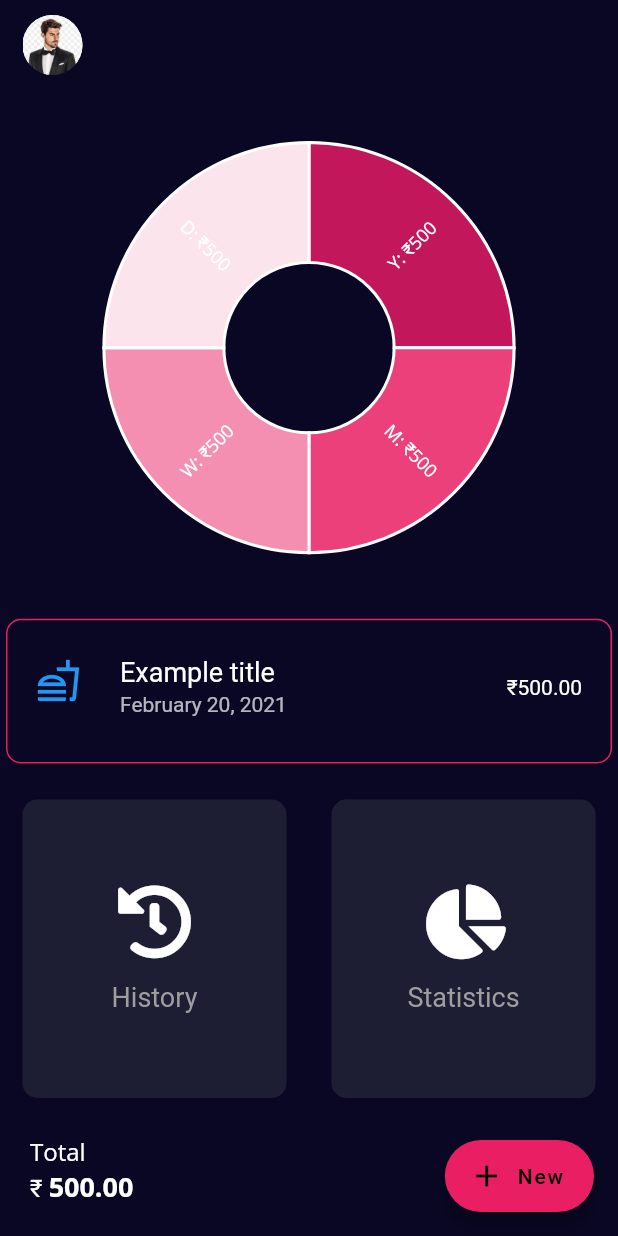
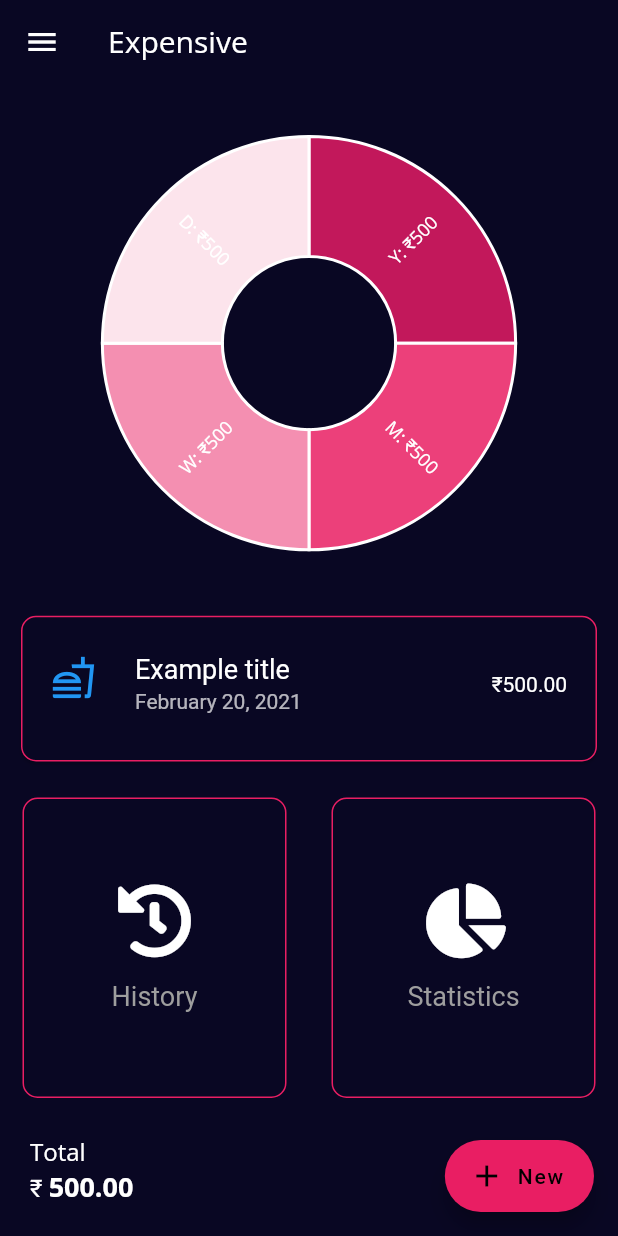
Before and after one commit to be-krishna/expensive, a Flutter app: the screen it shows after launch, on a phone screen of 412 x 824 dp. Run offline on Flutter 3.47's test engine with Material 2 defaults, Android fonts, the phone set to English and light mode, and no system bars; our stand-ins replace charts_flutter, font_awesome_flutter, shared_preferences, sqflite; accounts and stored records are empty.

Commit message:
modified ui modifications

```diff
--- a/lib/screens/dashboard.dart
+++ b/lib/screens/dashboard.dart
@@ -1,5 +1,3 @@
-import 'dart:async';
-
 import 'package:flutter/material.dart';
 import 'package:font_awesome_flutter/font_awesome_flutter.dart';
 import 'package:intl/intl.dart';
@@ -13,7 +11,7 @@ import 'add_expense.dart';
 import 'expense_history.dart';
 import 'recent_expenses.dart';
 
-const activeCardColor = Color(0xff1d1e33);
+const activeCardColor = Color(0xff090723);
 
 class InputPage extends StatefulWidget {
   @override
@@ -21,57 +19,37 @@ class InputPage extends StatefulWidget {
 }
 
 class _InputPageState extends State<InputPage> {
-  Widget _latestExpnse = CircularProgressIndicator();
-  Timer _timer;
-  void load() {
-    _timer = new Timer(const Duration(milliseconds: 400), () {
-      setState(() {
-        _latestExpnse = LatestExpense();
-      });
-    });
-  }
-
-  @override
-  void initState() {
-    load();
-    setState(() {});
-    super.initState();
-  }
-
-  @override
-  void dispose() {
-    _timer.cancel();
-    super.dispose();
-  }
-
   @override
   Widget build(BuildContext context) {
     return Scaffold(
+      appBar: AppBar(
+        title: Text(
+          "Expensive",
+          style: TextStyle(fontFamily: "OpenSans"),
+        ),
+        backgroundColor: Colors.transparent,
+        elevation: 0,
+        leading: IconButton(
+          icon: Icon(Icons.menu),
+          onPressed: () {},
+        ),
+      ),
       body: SafeArea(
         child: Column(
           crossAxisAlignment: CrossAxisAlignment.start,
           mainAxisAlignment: MainAxisAlignment.spaceAround,
           children: [
-            Padding(
-              padding: const EdgeInsets.symmetric(horizontal: 15, vertical: 10),
-              child: CircleAvatar(
-                radius: 20,
-                backgroundImage: AssetImage('assets/images/profile.png'),
-                foregroundImage: AssetImage('assets/images/profile.png'),
-              ),
-            ),
             Expanded(
               flex: 3,
               child: ReusableCard(
                 color: Colors.transparent,
+                border: false,
                 cardChild: Hero(tag: "chart", child: DashboardChart()),
               ),
             ),
-            // Expanded(child: ReusableCard(color: activeCardColor)),
             Expanded(
-              child: _latestExpnse,
+              child: LatestExpense(),
             ),
-            // TransactionItem(),
             Expanded(
               flex: 2,
               child: Row(
--- a/lib/widgets/category_select.dart
+++ b/lib/widgets/category_select.dart
@@ -52,7 +52,7 @@ class _ChooseCategoryState extends State<ChooseCategory> {
       value: selectedCategory,
       items: getDropdownItems(),
       onChanged: widget.onChangeFunction,
-      dropdownColor: Color(0xff0a0e21),
+      dropdownColor: Color(0xff090723),
       validator: widget.formValidator,
       decoration: InputDecoration(
         labelText: "Category",
--- a/lib/widgets/dashboard_chart.dart
+++ b/lib/widgets/dashboard_chart.dart
@@ -67,6 +67,7 @@ class DashboardChart extends StatelessWidget {
     ];
   }
 }
+
 class GaugeSegment {
   final String segment;
   final int size;
--- a/lib/widgets/latest_expense.dart
+++ b/lib/widgets/latest_expense.dart
@@ -11,7 +11,9 @@ class LatestExpense extends StatelessWidget {
     return Consumer<ExpenseData>(
       builder: (context, value, child) {
         try {
-          return ListItem(
+          return Padding(
+            padding: const EdgeInsets.symmetric(horizontal: 10),
+            child: ListItem(
               amount: value.latestExpense.amount ?? 0,
               category: value.latestExpense.category ?? ExpenseCategory.OTHERS,
               date: value.latestExpense.date ?? DateTime.now(),
@@ -19,6 +21,7 @@ class LatestExpense extends StatelessWidget {
               time: value.latestExpense.time ??
                   TimeOfDay.fromDateTime(DateTime.now()),
               onTapCallback: () {},
+            ),
           );
         } catch (e) {
           return Center(
--- a/lib/widgets/reusable_card.dart
+++ b/lib/widgets/reusable_card.dart
@@ -1,10 +1,12 @@
 import 'package:flutter/material.dart';
 
 class ReusableCard extends StatelessWidget {
-  ReusableCard({@required this.color, this.cardChild, this.onTapFunction});
+  ReusableCard(
+      {@required this.color, this.cardChild, this.onTapFunction, this.border});
   final Color color;
   final Widget cardChild;
   final Function onTapFunction;
+  final bool border;
   @override
   Widget build(BuildContext context) {
     return GestureDetector(
@@ -14,6 +16,7 @@ class ReusableCard extends StatelessWidget {
         decoration: BoxDecoration(
           color: color,
           borderRadius: BorderRadius.circular(10),
+          border: border == false ? null : Border.all(color: Colors.pink),
         ),
         child: cardChild,
       ),
--- a/lib/widgets/stats_chart.dart
+++ b/lib/widgets/stats_chart.dart
@@ -39,6 +39,7 @@ class StatsChart extends StatefulWidget {
         outsideLabelStyleAccessorFn: (Category row, _) => charts.TextStyleSpec(
           color: charts.Color.white,
           fontSize: 14,
+          fontFamily: "OpenSans",
         ),
         insideLabelStyleAccessorFn: (Category row, _) => charts.TextStyleSpec(
           color: charts.Color.black,
@@ -107,6 +108,7 @@ class _StatsChartState extends State<StatsChart> {
     );
   }
 }
+
 class Category {
   final int id;
   final int amount;
```
Lines whose indentation alone changed are shown as unchanged.
